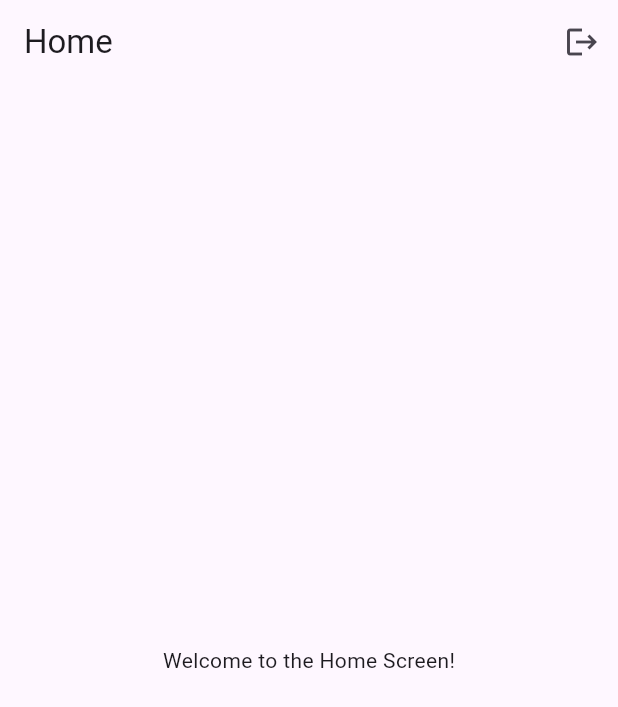
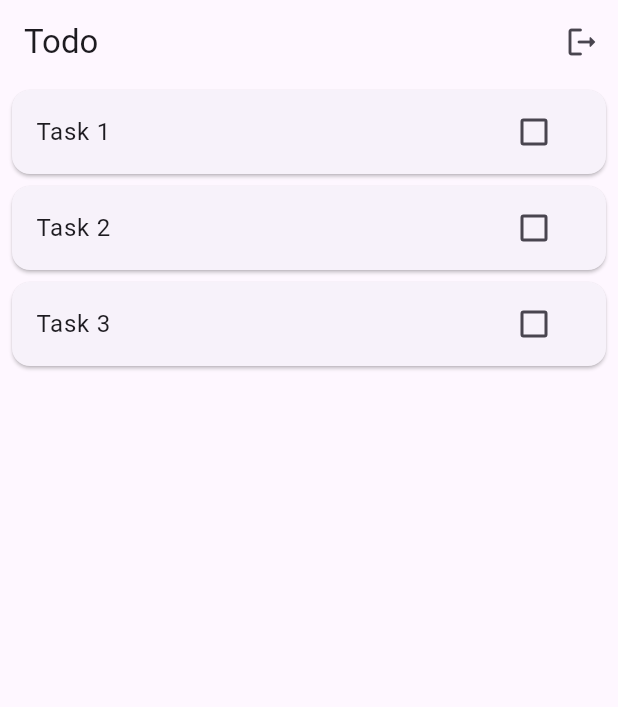
Before and after one commit to SyedaNatalia/todo, a Flutter app: the HomeScreen screen opened directly, on a phone screen of 412 x 824 dp. Shown: the top 707 px of the screen. Run offline on Flutter 3.47's test engine with Material 3 defaults, Android fonts, the phone set to English and light mode, and no system bars; our stand-ins replace firebase_auth, firebase_core; accounts and stored records are empty.

Commit message:
todo home screen UI

```diff
--- a/lib/main.dart
+++ b/lib/main.dart
@@ -1,9 +1,10 @@
 import 'package:flutter/material.dart';
 import 'package:firebase_core/firebase_core.dart';
+import 'package:new_project/screens/home_screen.dart';
 import 'screens/login_screen.dart';
 
 void main() async {
-  WidgetsFlutterBinding.ensureInitialized();
+ WidgetsFlutterBinding.ensureInitialized();
   await Firebase.initializeApp();
   runApp(const MyApp());
 }
@@ -14,6 +15,7 @@ class MyApp extends StatelessWidget {
   @override
   Widget build(BuildContext context) {
     return MaterialApp(
+      debugShowCheckedModeBanner: false,
       title: 'Firebase Auth Demo',
       theme: ThemeData(
         primarySwatch: Colors.blue,
--- a/lib/screens/home_screen.dart
+++ b/lib/screens/home_screen.dart
@@ -1,16 +1,34 @@
 import 'package:flutter/material.dart';
-import 'package:firebase_auth/firebase_auth.dart';
 import '../services/auth_service.dart';
 import 'login_screen.dart';
 
-class HomeScreen extends StatelessWidget {
+class HomeScreen extends StatefulWidget {
   const HomeScreen({super.key});
+
+  @override
+  State<HomeScreen> createState() => _HomeScreenState();
+}
+
+class _HomeScreenState extends State<HomeScreen> {
+
+  final List<Map<String, dynamic>> _tasks = [
+    {'title': 'Task 1', 'completed': false},
+    {'title': 'Task 2', 'completed': false},
+    {'title': 'Task 3', 'completed': false},
+  ];
+
+
+  void _toggleTaskCompletion(int index) {
+    setState(() {
+      _tasks[index]['completed'] = !_tasks[index]['completed'];
+    });
+  }
 
   @override
   Widget build(BuildContext context) {
     return Scaffold(
       appBar: AppBar(
-        title: const Text("Home"),
+        title: const Text("Todo", textAlign: TextAlign.center),
         actions: [
           IconButton(
             onPressed: () async {
@@ -20,12 +38,26 @@ class HomeScreen extends StatelessWidget {
                 MaterialPageRoute(builder: (context) => const LoginScreen()),
               );
             },
-            icon: const Icon(Icons.logout),
+            icon: const Icon(Icons.logout_rounded),
           ),
         ],
       ),
-      body: const Center(
-        child: Text("Welcome to the Home Screen!"),
+      body: ListView.builder(
+        itemCount: _tasks.length,
+        itemBuilder: (context, index) {
+          return Card(
+            margin: const EdgeInsets.symmetric(vertical: 4, horizontal: 8),
+            child: ListTile(
+              title: Text(_tasks[index]['title']),
+              trailing: Checkbox(
+                value: _tasks[index]['completed'],
+                onChanged: (value) {
+                  _toggleTaskCompletion(index);
+                },
+              ),
+            ),
+          );
+        },
       ),
     );
   }
--- a/lib/screens/login_screen.dart
+++ b/lib/screens/login_screen.dart
@@ -23,6 +23,7 @@ class _LoginScreenState extends State<LoginScreen> {
     return Scaffold(
       appBar: AppBar(
         title: const Text("Login"),
+        centerTitle: true,
       ),
       body: Padding(
         padding: const EdgeInsets.all(16.0),
--- a/lib/screens/signup_screen.dart
+++ b/lib/screens/signup_screen.dart
@@ -22,6 +22,7 @@ class _SignUpScreenState extends State<SignUpScreen> {
     return Scaffold(
       appBar: AppBar(
         title: const Text("Sign Up"),
+        centerTitle: true,
       ),
       body: Padding(
         padding: const EdgeInsets.all(16.0),
```
Also changed, not shown: lib/services/auth_service.dart (line endings or trailing spaces).
